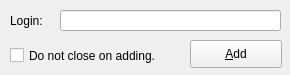
Above: ui/AddContact.ui from 8102/QNetSoul before the change. Below: the same form after it.
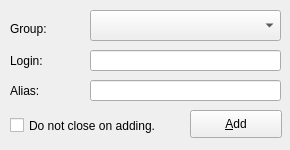
That is the form after the change. Icons and pictures are not drawn.

Commit message: Version 0.4: New contacts list including group feature (still buggy wait v0.5)

```diff
--- a/ui/AddContact.ui
+++ b/ui/AddContact.ui
@@ -7,19 +7,19 @@
     <x>0</x>
     <y>0</y>
     <width>290</width>
-    <height>75</height>
+    <height>150</height>
    </rect>
   </property>
   <property name="minimumSize">
    <size>
     <width>290</width>
-    <height>75</height>
+    <height>150</height>
    </size>
   </property>
   <property name="maximumSize">
    <size>
-    <width>360</width>
-    <height>90</height>
+    <width>290</width>
+    <height>150</height>
    </size>
   </property>
   <property name="windowTitle">
@@ -33,7 +33,7 @@
    <property name="geometry">
     <rect>
      <x>190</x>
-     <y>40</y>
+     <y>110</y>
      <width>92</width>
      <height>28</height>
     </rect>
@@ -49,7 +49,7 @@
    <property name="geometry">
     <rect>
      <x>10</x>
-     <y>10</y>
+     <y>50</y>
      <width>51</width>
      <height>21</height>
     </rect>
@@ -61,9 +61,9 @@
   <widget class="QLineEdit" name="loginLineEdit">
    <property name="geometry">
     <rect>
-     <x>60</x>
-     <y>10</y>
-     <width>221</width>
+     <x>90</x>
+     <y>50</y>
+     <width>191</width>
      <height>21</height>
     </rect>
    </property>
@@ -75,7 +75,7 @@
    <property name="geometry">
     <rect>
      <x>10</x>
-     <y>40</y>
+     <y>110</y>
      <width>181</width>
      <height>31</height>
     </rect>
@@ -84,6 +84,55 @@
     <string>Do not close on adding.</string>
    </property>
   </widget>
+  <widget class="QComboBox" name="groupComboBox">
+   <property name="geometry">
+    <rect>
+     <x>90</x>
+     <y>10</y>
+     <width>191</width>
+     <height>31</height>
+    </rect>
+   </property>
+  </widget>
+  <widget class="QLabel" name="groupLabel">
+   <property name="geometry">
+    <rect>
+     <x>10</x>
+     <y>20</y>
+     <width>51</width>
+     <height>17</height>
+    </rect>
+   </property>
+   <property name="text">
+    <string>Group:</string>
+   </property>
+  </widget>
+  <widget class="QLabel" name="aliasLabel">
+   <property name="geometry">
+    <rect>
+     <x>10</x>
+     <y>80</y>
+     <width>51</width>
+     <height>21</height>
+    </rect>
+   </property>
+   <property name="text">
+    <string>Alias:</string>
+   </property>
+  </widget>
+  <widget class="QLineEdit" name="aliasLineEdit">
+   <property name="geometry">
+    <rect>
+     <x>90</x>
+     <y>80</y>
+     <width>191</width>
+     <height>21</height>
+    </rect>
+   </property>
+   <property name="maxLength">
+    <number>20</number>
+   </property>
+  </widget>
  </widget>
  <tabstops>
   <tabstop>loginLineEdit</tabstop>
```
Left out of the diff: 57 changed lines with no effect on the pictures. The commit also changes 28 other files.
